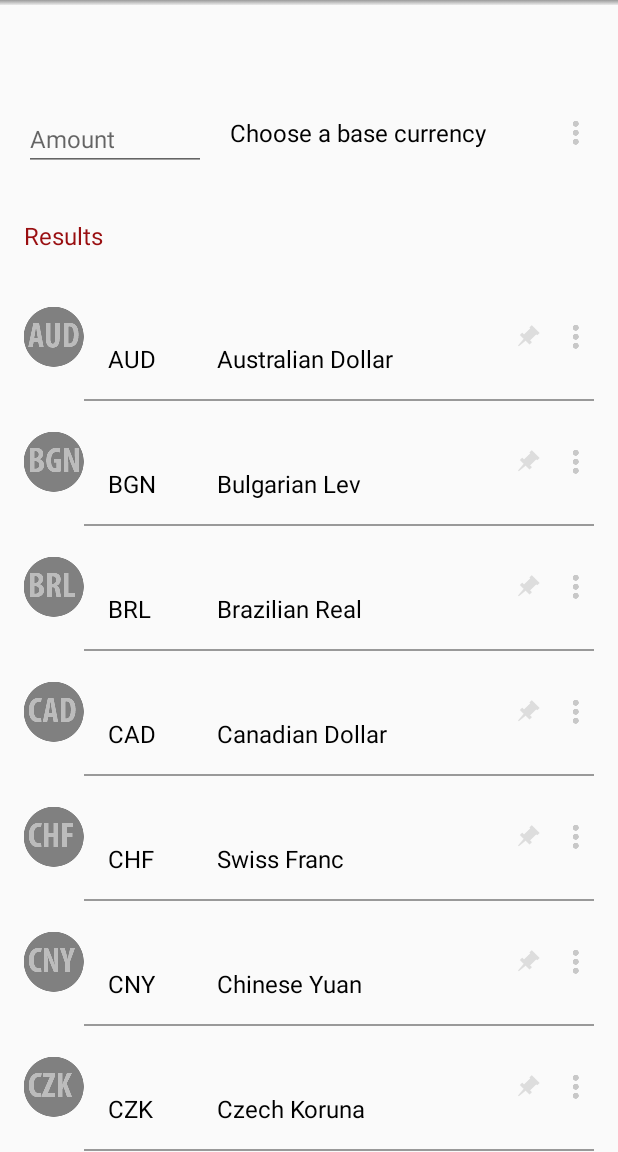
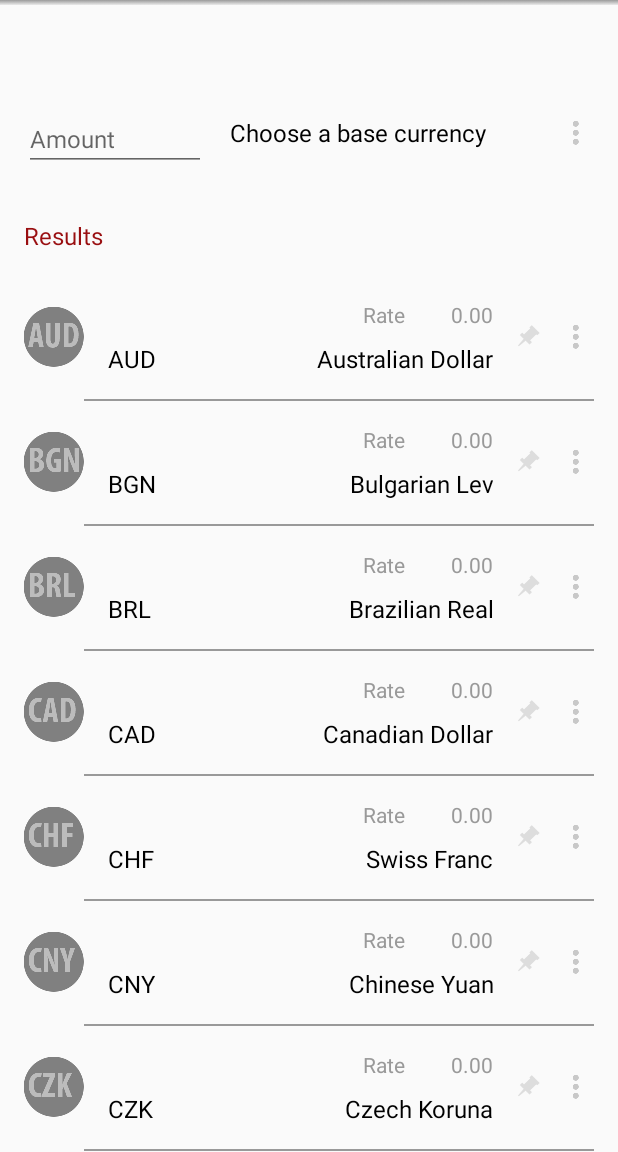
Before and after one commit to TreeFrogApps/ChaChingExchange, an Android app: the screen it shows after launch (MainActivity), on a phone screen of 412 x 824 dp, the part 84-1236 px from its top. Run offline under Robolectric (Android 15) with nearby library versions, the phone set to English and light mode, and no system bars.

Commit message:
Merge branch 'context_menu_on_listview'
Conflicts:
	app/src/main/java/com/home/markkeen/exchangerates/CustomAdapter.java
	app/src/main/java/com/home/markkeen/exchangerates/MainActivity.java

```diff
--- a/app/src/main/res/layout/list_view_results.xml
+++ b/app/src/main/res/layout/list_view_results.xml
@@ -23,34 +23,89 @@
             android:contentDescription="@string/currency_Flag"
             android:src="@drawable/flag_ic_00_empty" />
 
-        <LinearLayout
-            android:layout_width="fill_parent"
+        <TableLayout
+            android:layout_width="0dp"
             android:layout_height="wrap_content"
             android:layout_weight="1"
-            android:orientation="vertical">
+            android:orientation="horizontal">
+
+            <TableRow
+                android:layout_width="0dp"
+                android:layout_height="wrap_content"
+                android:layout_weight="3"
+                android:orientation="horizontal"
+                android:layout_marginLeft="@dimen/activity_vertical_margin">
+
+                <TableRow
+                    android:layout_width="0dp"
+                    android:layout_height="wrap_content"
+                    android:layout_weight="3"
+                    android:orientation="horizontal">
 
                     <TextView
                         android:id="@+id/convertedCurrencyAmount"
                         android:layout_width="wrap_content"
                         android:layout_height="wrap_content"
                         android:layout_gravity="center_vertical"
-                android:layout_marginLeft="@dimen/activity_vertical_margin"
                         android:paddingBottom="6dp"
                         android:text="@string/currency_results_amount"
-                android:textColor="@color/black"
-                android:textSize="@dimen/text_bigger" />
+                        android:textColor="@color/colorPrimaryDark"
+                        android:textSize="@dimen/text_bigger"/>
 
-            <LinearLayout
+                </TableRow>
+
+                <TableRow
+                    android:layout_width="0dp"
+                    android:layout_height="wrap_content"
+                    android:layout_weight="2.5"
+                    android:orientation="horizontal">
+
+                    <TextView
+                        android:gravity="right"
+                        android:id="@+id/convertedCurrencyRateText"
                         android:layout_width="fill_parent"
                         android:layout_height="wrap_content"
+                        android:layout_gravity="center_vertical"
+                        android:text="@string/currency_results_rate"
+                        android:textColor="@color/editTextGrey"
+                        android:textSize="@dimen/text_standard"
+                        android:layout_marginRight="@dimen/activity_vertical_margin"/>
+                </TableRow>
+
+                <TableRow
+                    android:layout_width="0dp"
+                    android:layout_height="wrap_content"
+                    android:layout_weight="1.5"
                     android:orientation="horizontal">
 
-                <LinearLayout
+                    <TextView
+                        android:gravity="right"
+                        android:id="@+id/convertedCurrencyRate"
+                        android:layout_width="fill_parent"
+                        android:layout_height="wrap_content"
+                        android:layout_gravity="center_vertical"
+                        android:text="0.00"
+                        android:textColor="@color/editTextGrey"
+                        android:textSize="@dimen/text_standard"
+                        android:layout_marginRight="@dimen/activity_vertical_margin"/>
+                </TableRow>
+
+
+            </TableRow>
+
+            <TableRow
+                android:layout_width="0dp"
+                android:layout_height="wrap_content"
+                android:layout_weight="1"
+                android:orientation="horizontal"
+                android:layout_marginLeft="@dimen/activity_vertical_margin">
+
+                <TableRow
                     android:layout_width="0dp"
                     android:layout_height="wrap_content"
                     android:layout_weight="2"
-                    android:orientation="horizontal"
-                    android:paddingLeft="@dimen/activity_vertical_margin">
+                    android:orientation="horizontal">
+
 
                     <TextView
                         android:id="@+id/convertedCurrencyCode"
@@ -60,47 +115,46 @@
                         android:text="@string/currency_code"
                         android:textColor="@color/black"
                         android:textSize="@dimen/text_bigger" />
+                </TableRow>
 
-                </LinearLayout>
-
-                <LinearLayout
+                <TableRow
                     android:layout_width="0dp"
                     android:layout_height="wrap_content"
-                    android:layout_weight="4.5"
+                    android:layout_weight="5"
                     android:orientation="horizontal">
 
                     <TextView
                         android:id="@+id/convertedCurrencyType"
-                        android:layout_width="wrap_content"
+                        android:layout_width="fill_parent"
                         android:layout_height="wrap_content"
                         android:layout_gravity="center_vertical"
-                        android:layout_weight="1"
                         android:text="@string/currency_results_code"
                         android:textColor="@color/black"
-                        android:textSize="@dimen/text_bigger" />
+                        android:textSize="@dimen/text_bigger"
+                        android:gravity="end"
+                        android:layout_marginRight="@dimen/activity_vertical_margin"/>
+                </TableRow>
 
-                </LinearLayout>
+            </TableRow>
 
-            </LinearLayout>
-
-        </LinearLayout>
+        </TableLayout>
 
         <ImageView
-            android:textOn=""
-            android:textOff=""
             android:id="@+id/list_view_pin"
             android:layout_width="wrap_content"
             android:layout_height="wrap_content"
             android:layout_gravity="center_vertical"
             android:background="@drawable/pin_button_off"
-            android:clickable="false" />
+            android:clickable="false"
+            android:textOff=""
+            android:textOn="" />
 
         <Button
-            android:layout_marginLeft="6dp"
             android:id="@+id/context_menu"
             android:layout_width="30dp"
             android:layout_height="wrap_content"
             android:layout_gravity="center_vertical"
+            android:layout_marginLeft="6dp"
             android:background="@drawable/spinner_menu"
             android:onClick="showMenu" />
 
@@ -126,5 +180,4 @@
 
     </LinearLayout>
 
-
 </LinearLayout>
--- a/app/src/main/res/values/dimens.xml
+++ b/app/src/main/res/values/dimens.xml
@@ -4,5 +4,6 @@
     <dimen name="activity_vertical_margin">16dp</dimen>
     <dimen name="text_standard">14sp</dimen>
     <dimen name="text_bigger">16sp</dimen>
+    <dimen name="text_18sp">18sp</dimen>
 
 </resources>
--- a/app/src/main/res/values/strings.xml
+++ b/app/src/main/res/values/strings.xml
@@ -59,6 +59,7 @@
     <string name="currency_results">Results</string>
     <string name="currency_results_amount">0.00</string>
     <string name="currency_results_code">Currency type</string>
+    <string name="currency_results_rate">Rate</string>
     <string name="currency_code">Code</string>
     <string name="popupmenu_pin_currency">Pin Currency</string>
     <string name="popupmenu_unpin_currency">Unpin Currency</string>
```
Lines whose indentation alone changed are shown as unchanged.
